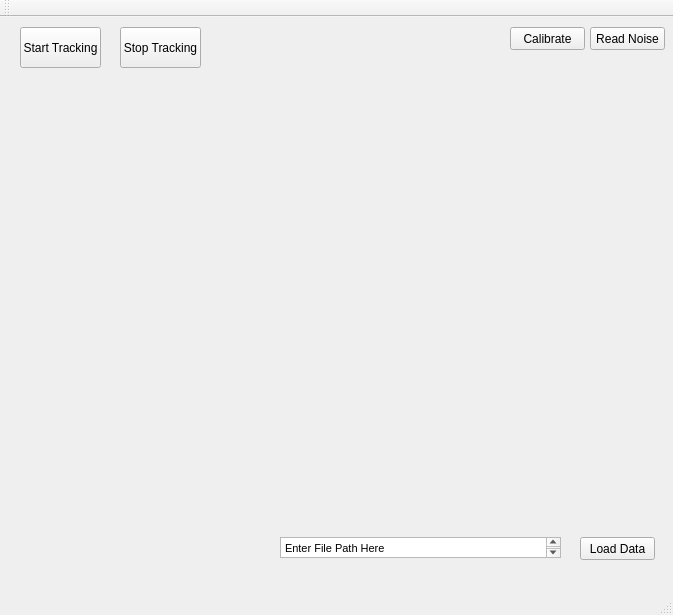
Old version of the form GitTest2/mainwindow.ui in the repository jwatto01/SeniorCapstone.
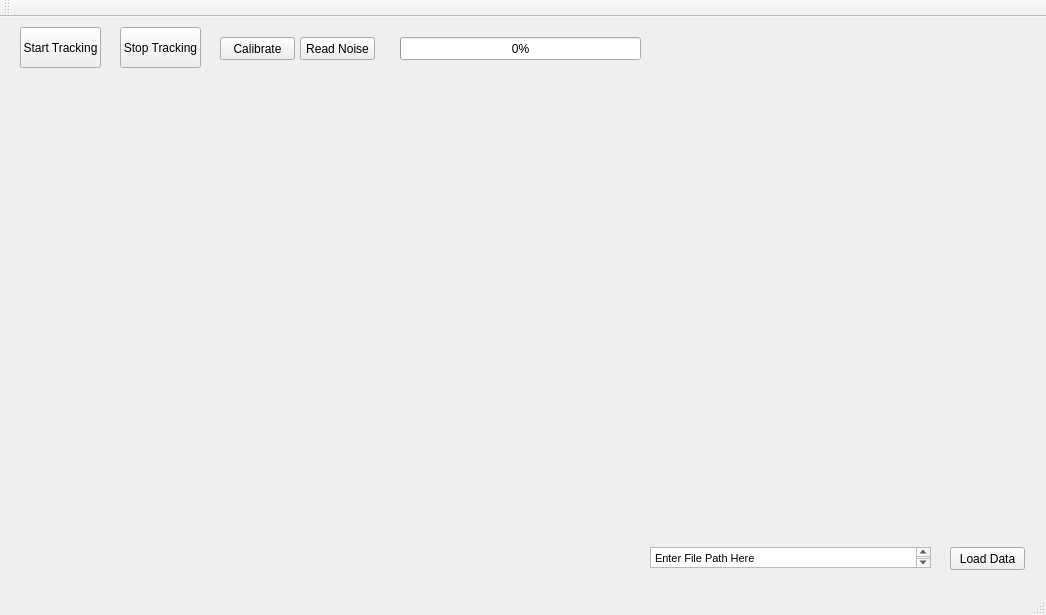
New version of the form. Custom widgets are drawn as their Qt base class.

Commit message: added plots, progress bar, fixed some bugs.

Diff of the .ui file:
```diff
--- a/GitTest2/mainwindow.ui
+++ b/GitTest2/mainwindow.ui
@@ -6,7 +6,7 @@
    <rect>
     <x>0</x>
     <y>0</y>
-    <width>673</width>
+    <width>1046</width>
     <height>615</height>
    </rect>
   </property>
@@ -17,8 +17,8 @@
    <widget class="QPushButton" name="calibrateBtn">
     <property name="geometry">
      <rect>
-      <x>510</x>
-      <y>10</y>
+      <x>220</x>
+      <y>20</y>
       <width>75</width>
       <height>23</height>
      </rect>
@@ -30,8 +30,8 @@
    <widget class="QPushButton" name="readNoiseBtn">
     <property name="geometry">
      <rect>
-      <x>590</x>
-      <y>10</y>
+      <x>300</x>
+      <y>20</y>
       <width>75</width>
       <height>23</height>
      </rect>
@@ -56,8 +56,8 @@
    <widget class="QPushButton" name="loadDataBtn">
     <property name="geometry">
      <rect>
-      <x>580</x>
-      <y>520</y>
+      <x>950</x>
+      <y>530</y>
       <width>75</width>
       <height>23</height>
      </rect>
@@ -82,8 +82,8 @@
    <widget class="QTextEdit" name="filePathTxt">
     <property name="geometry">
      <rect>
-      <x>280</x>
-      <y>520</y>
+      <x>650</x>
+      <y>530</y>
       <width>281</width>
       <height>21</height>
      </rect>
@@ -112,6 +112,29 @@
      </rect>
     </property>
    </widget>
+   <widget class="QCustomPlot" name="figure_2" native="true">
+    <property name="geometry">
+     <rect>
+      <x>520</x>
+      <y>80</y>
+      <width>481</width>
+      <height>401</height>
+     </rect>
+    </property>
+   </widget>
+   <widget class="QProgressBar" name="progressBar">
+    <property name="geometry">
+     <rect>
+      <x>400</x>
+      <y>20</y>
+      <width>241</width>
+      <height>23</height>
+     </rect>
+    </property>
+    <property name="value">
+     <number>0</number>
+    </property>
+   </widget>
   </widget>
   <widget class="QMenuBar" name="menuBar">
    <property name="geometry">
@@ -134,6 +157,14 @@
   <widget class="QStatusBar" name="statusBar"/>
  </widget>
  <layoutdefault spacing="6" margin="11"/>
+ <customwidgets>
+  <customwidget>
+   <class>QCustomPlot</class>
+   <extends>QWidget</extends>
+   <header>qcustomplot.h</header>
+   <container>1</container>
+  </customwidget>
+ </customwidgets>
  <resources/>
  <connections/>
 </ui>
```
Left out of the diff: 12 changed lines with no effect on the pictures. The commit also changes 7 other files.
